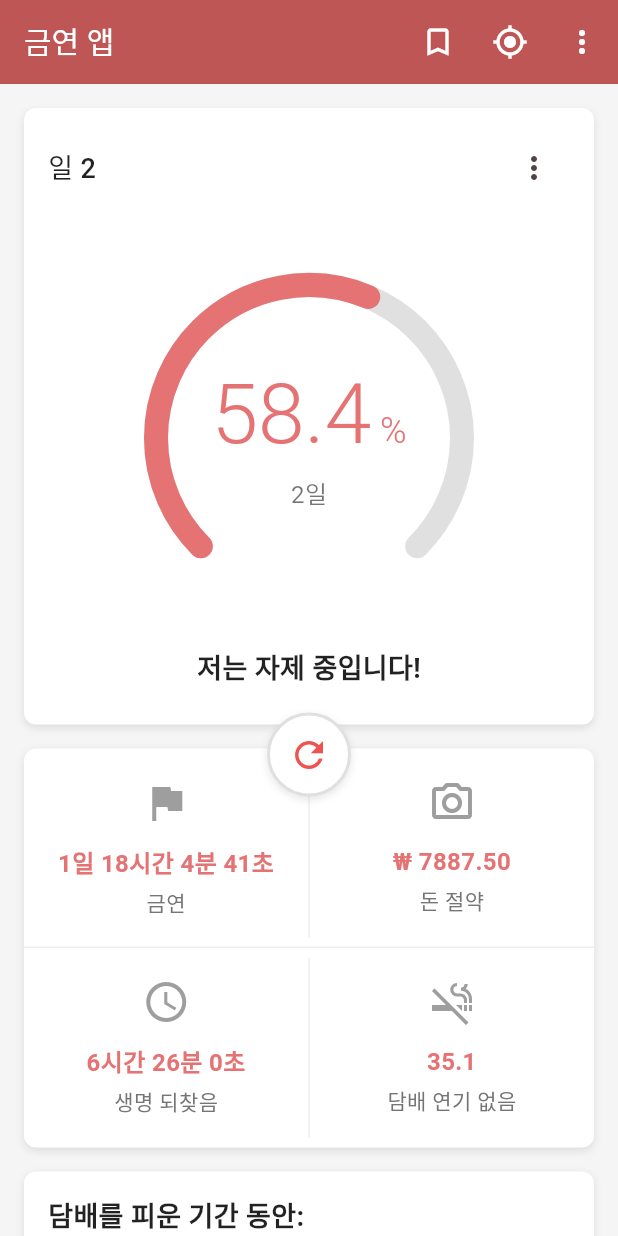
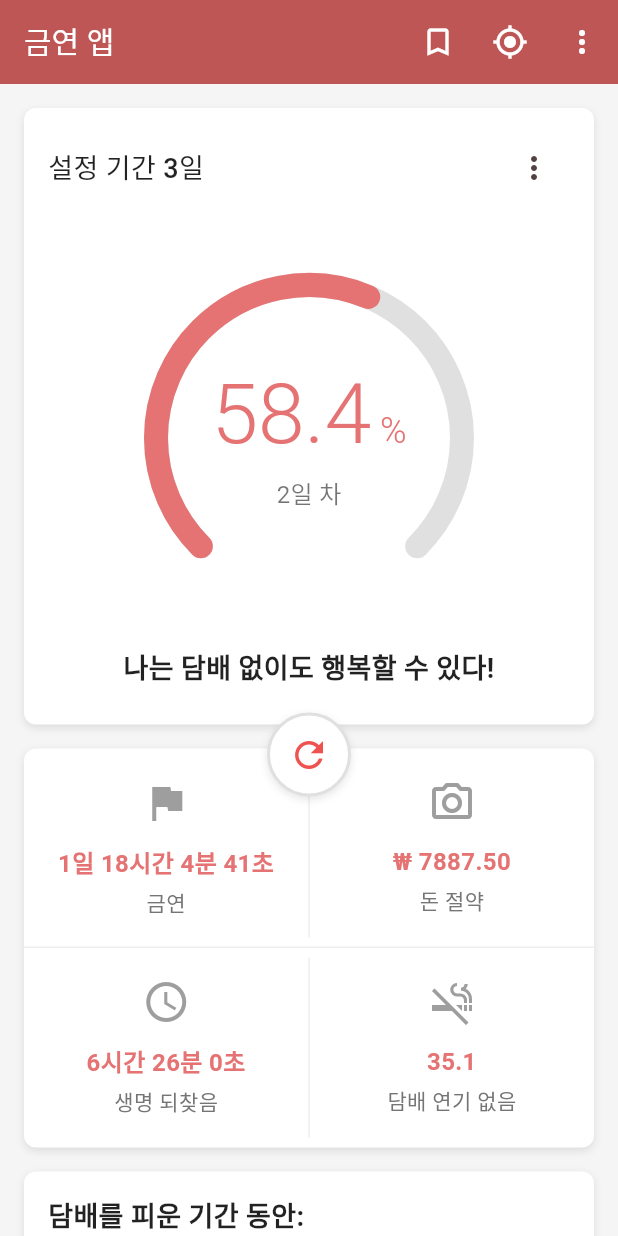
Before and after one commit to MinwooHconnect/no_smoking_app, a Flutter app: the screen it shows after launch, on a phone screen of 412 x 824 dp. Run offline on Flutter 3.47's test engine with Material 3 defaults, Android fonts, the phone set to English and light mode, and no system bars; our stand-ins replace get.

Commit message:
Feat: 동기부여 글귀 추가

```diff
--- a/lib/app/controllers/home_controller.dart
+++ b/lib/app/controllers/home_controller.dart
@@ -1,4 +1,5 @@
 import 'dart:async';
+import 'dart:math';
 import 'package:get/get.dart';
 import '../models/future_reward.dart';
 
@@ -6,6 +7,22 @@ class HomeController extends GetxController {
   // Observable 변수들
   final elapsed = Duration.zero.obs;
   final targetPeriod = '3일'.obs; // 기본값 3일
+  final currentMotivationalMessage = '저는 자제 중입니다!'.obs;
+
+  // 금연 동기부여 문구 목록
+  static const List<String> motivationalMessages = [
+    '저는 자제 중입니다!',
+    '나는 강하다! 금연을 이겨낼 수 있다!',
+    '건강한 미래를 위해 지금 선택한다!',
+    '금연은 나에게 주는 최고의 선물이다!',
+    '매 순간이 새로운 시작이다!',
+    '나는 담배 없이도 행복할 수 있다!',
+    '금연으로 더 나은 나를 만들어간다!',
+    '지금의 선택이 내 인생을 바꾼다!',
+    '금연은 나의 힘을 보여주는 증거다!',
+    '자유로운 호흡, 자유로운 나!',
+    '금연으로 더 건강하고 행복한 나를 만든다!',
+  ];
 
   // 설정값
   final int cigarettesPerDay = 20;
@@ -14,6 +31,8 @@ class HomeController extends GetxController {
 
   late DateTime quitDate;
   Timer? _timer;
+  Timer? _messageTimer;
+  final _random = Random();
 
   @override
   void onInit() {
@@ -24,11 +43,13 @@ class HomeController extends GetxController {
     );
     _updateElapsed();
     _startTimer();
+    _startMessageTimer();
   }
 
   @override
   void onClose() {
     _timer?.cancel();
+    _messageTimer?.cancel();
     super.onClose();
   }
 
@@ -36,6 +57,23 @@ class HomeController extends GetxController {
     _timer = Timer.periodic(const Duration(seconds: 1), (_) {
       _updateElapsed();
     });
+  }
+
+  void _startMessageTimer() {
+    // 5초마다 문구 변경
+    _messageTimer = Timer.periodic(const Duration(seconds: 5), (_) {
+      _changeMotivationalMessage();
+    });
+  }
+
+  void _changeMotivationalMessage() {
+    // 현재 문구와 다른 랜덤 문구 선택
+    String newMessage;
+    do {
+      newMessage = motivationalMessages[_random.nextInt(motivationalMessages.length)];
+    } while (newMessage == currentMotivationalMessage.value && motivationalMessages.length > 1);
+
+    currentMotivationalMessage.value = newMessage;
   }
 
   void _updateElapsed() {
--- a/lib/app/widgets/progress_card.dart
+++ b/lib/app/widgets/progress_card.dart
@@ -32,7 +32,7 @@ class ProgressCard extends GetView<HomeController> {
               children: [
                 Obx(
                   () => Text(
-                    '일 ${controller.days + 1}',
+                    '설정 기간 ${controller.targetPeriod.value}',
                     style: const TextStyle(
                       fontSize: 18,
                       fontWeight: FontWeight.w500,
@@ -48,28 +48,7 @@ class ProgressCard extends GetView<HomeController> {
                       builder: (context) => TargetPeriodDialog(
                         currentTarget: controller.targetPeriod.value,
                         onSelect: (period) {
-                          final previousPeriod = controller.targetPeriod.value;
                           controller.setTargetPeriod(period);
-
-                          // 선택 피드백 스낵바 표시
-                          if (previousPeriod != period) {
-                            Get.snackbar(
-                              '목표 기간 변경',
-                              '목표 기간이 "$period"로 설정되었습니다.',
-                              snackPosition: SnackPosition.BOTTOM,
-                              backgroundColor: AppColor.primary.withValues(
-                                alpha: 0.9,
-                              ),
-                              colorText: Colors.white,
-                              duration: const Duration(seconds: 2),
-                              margin: const EdgeInsets.all(16),
-                              borderRadius: 8,
-                              icon: const Icon(
-                                Icons.check_circle,
-                                color: Colors.white,
-                              ),
-                            );
-                          }
                         },
                       ),
                     );
@@ -124,7 +103,7 @@ class ProgressCard extends GetView<HomeController> {
                           ),
                           const SizedBox(height: 8),
                           Text(
-                            '${controller.days + 1}일',
+                            '${controller.days + 1}일 차',
                             style: const TextStyle(
                               fontSize: 16,
                               color: AppColor.textSecondary,
@@ -138,11 +117,148 @@ class ProgressCard extends GetView<HomeController> {
               ),
             ),
           ),
-          const Padding(
-            padding: EdgeInsets.only(bottom: 24),
+          Padding(
+            padding: const EdgeInsets.only(bottom: 24),
+            child: ClipRect(
+              child: Center(
+                child: Obx(
+                  () => _AnimatedMotivationalMessage(
+                    message: controller.currentMotivationalMessage.value,
+                  ),
+                ),
+              ),
+            ),
+          ),
+        ],
+      ),
+    );
+  }
+}
+
+class _AnimatedMotivationalMessage extends StatefulWidget {
+  final String message;
+
+  const _AnimatedMotivationalMessage({
+    required this.message,
+  });
+
+  @override
+  State<_AnimatedMotivationalMessage> createState() =>
+      _AnimatedMotivationalMessageState();
+}
+
+class _AnimatedMotivationalMessageState
+    extends State<_AnimatedMotivationalMessage>
+    with SingleTickerProviderStateMixin {
+  late AnimationController _controller;
+  late Animation<Offset> _exitAnimation; // 이전 문구: 중앙에서 왼쪽으로
+  late Animation<Offset> _enterAnimation; // 새 문구: 오른쪽에서 중앙으로
+  String _displayMessage = '';
+  String? _previousMessage;
+  bool _isAnimating = false;
+
+  @override
+  void initState() {
+    super.initState();
+    _displayMessage = widget.message;
+    _controller = AnimationController(
+      duration: const Duration(milliseconds: 600),
+      vsync: this,
+    );
+
+    // 이전 문구 애니메이션: 중앙에서 왼쪽으로 사라짐
+    _exitAnimation = Tween<Offset>(
+      begin: const Offset(0.0, 0.0), // 중앙에서 시작
+      end: const Offset(-1.0, 0.0), // 왼쪽으로 사라짐
+    ).animate(CurvedAnimation(
+      parent: _controller,
+      curve: Curves.easeInOut,
+    ));
+
+    // 새 문구 애니메이션: 오른쪽에서 중앙으로 나타남
+    _enterAnimation = Tween<Offset>(
+      begin: const Offset(1.0, 0.0), // 오른쪽에서 시작
+      end: const Offset(0.0, 0.0), // 중앙으로 이동
+    ).animate(CurvedAnimation(
+      parent: _controller,
+      curve: Curves.easeInOut,
+    ));
+  }
+
+  @override
+  void didUpdateWidget(_AnimatedMotivationalMessage oldWidget) {
+    super.didUpdateWidget(oldWidget);
+    if (oldWidget.message != widget.message && !_isAnimating) {
+      _changeMessage();
+    }
+  }
+
+  void _changeMessage() async {
+    if (_isAnimating) return;
+
+    setState(() {
+      _isAnimating = true;
+      _previousMessage = _displayMessage;
+    });
+
+    // 1단계: 이전 문구를 중앙에서 왼쪽으로 사라지게
+    _controller.reset();
+    await _controller.forward();
+
+    // 이전 문구 제거 및 새 문구 설정
+    if (mounted) {
+      setState(() {
+        _previousMessage = null;
+        _displayMessage = widget.message;
+      });
+
+      // 2단계: 새 문구를 오른쪽에서 중앙으로 나타나게
+      _controller.reset();
+      await _controller.forward();
+
+      if (mounted) {
+        setState(() {
+          _isAnimating = false;
+        });
+      }
+    }
+  }
+
+  @override
+  void dispose() {
+    _controller.dispose();
+    super.dispose();
+  }
+
+  @override
+  Widget build(BuildContext context) {
+    return ClipRect(
+      child: Stack(
+        alignment: Alignment.center,
+        clipBehavior: Clip.hardEdge,
+        children: [
+        // 이전 문구 (왼쪽으로 사라지는 중)
+        if (_previousMessage != null)
+          SlideTransition(
+            position: _exitAnimation,
             child: Text(
-              '저는 자제 중입니다!',
-              style: TextStyle(
+              _previousMessage!,
+              textAlign: TextAlign.center,
+              style: const TextStyle(
+                fontSize: 18,
+                fontWeight: FontWeight.w600,
+                color: AppColor.textPrimary,
+              ),
+            ),
+          ),
+        // 현재 문구 (이전 문구가 없을 때만 표시)
+        if (_previousMessage == null)
+          SlideTransition(
+            position: _isAnimating ? _enterAnimation : AlwaysStoppedAnimation(const Offset(0.0, 0.0)),
+            child: Text(
+              _displayMessage,
+              textAlign: TextAlign.center,
+              style: const TextStyle(
                 fontSize: 18,
                 fontWeight: FontWeight.w600,
                 color: AppColor.textPrimary,
```
Also changed, not shown: pubspec.lock.
